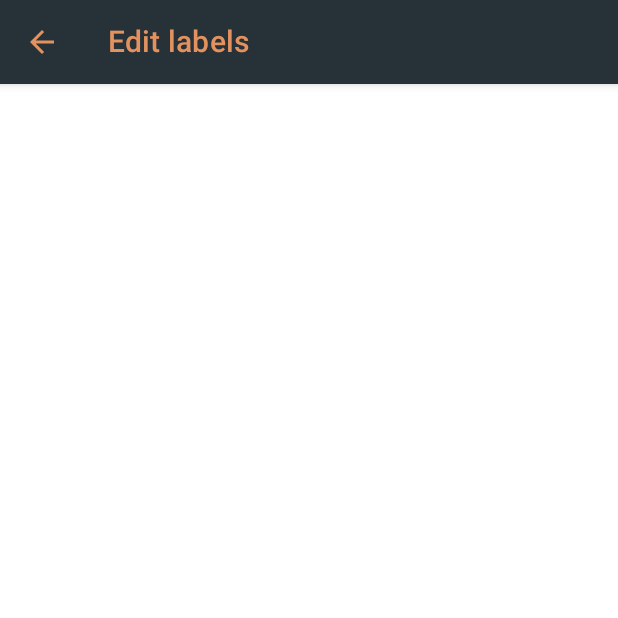
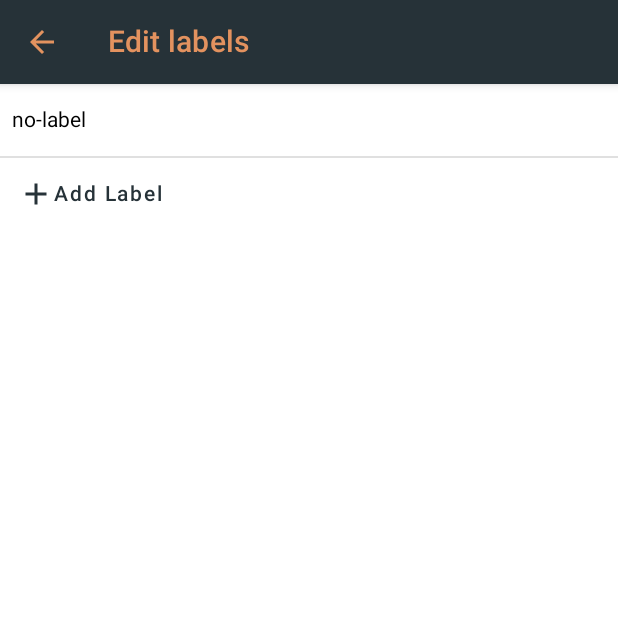
Before and after one commit to maximilianproell/SimplePomodoro, an Android app built with Jetpack Compose: the LabelManagerScreen screen opened through its navigation route, on a phone screen of 412 x 824 dp, the top half of it. Run offline under Robolectric (Android 15) with nearby library versions, the phone set to English and light mode, and no system bars; our stand-ins replace Dagger/Hilt's generated code, Room's generated code, Timber, constraintlayout-compose; 3 statements that could not run were skipped.

Commit message:
- Created own Dialog Composable for better reusability - added button to LabelManagerScreen.kt

```diff
--- /dev/null
+++ b/app/src/main/java/com/example/simplepomodoro/components/PomodoroDialog.kt
@@ -0,0 +1,39 @@
+package com.example.simplepomodoro.components
+
+import androidx.compose.foundation.layout.fillMaxWidth
+import androidx.compose.foundation.layout.wrapContentHeight
+import androidx.compose.foundation.shape.RoundedCornerShape
+import androidx.compose.material.MaterialTheme
+import androidx.compose.material.Surface
+import androidx.compose.runtime.Composable
+import androidx.compose.ui.ExperimentalComposeUiApi
+import androidx.compose.ui.Modifier
+import androidx.compose.ui.unit.dp
+import androidx.compose.ui.window.Dialog
+import androidx.compose.ui.window.DialogProperties
+
+@OptIn(ExperimentalComposeUiApi::class)
+@Composable
+fun PomodoroDialog(
+    showDialog: Boolean,
+    onDismiss: () -> Unit,
+    content: @Composable () -> Unit
+) {
+    if (showDialog) {
+        Dialog(
+            onDismissRequest = {
+                onDismiss()
+            },
+        ) {
+            Surface(
+                modifier = Modifier
+                    .wrapContentHeight()
+                    .fillMaxWidth(),
+                shape = RoundedCornerShape(16.dp),
+                color = MaterialTheme.colors.background
+            ) {
+                content()
+            }
+        }
+    }
+}
--- a/app/src/main/java/com/example/simplepomodoro/labels/LabelManagerScreen.kt
+++ b/app/src/main/java/com/example/simplepomodoro/labels/LabelManagerScreen.kt
@@ -1,18 +1,31 @@
 package com.example.simplepomodoro.labels
 
+import androidx.compose.foundation.layout.*
+import androidx.compose.foundation.lazy.LazyColumn
+import androidx.compose.foundation.lazy.items
+import androidx.compose.foundation.text.BasicTextField
 import androidx.compose.material.*
 import androidx.compose.material.icons.Icons
+import androidx.compose.material.icons.filled.Add
 import androidx.compose.material.icons.filled.ArrowBack
-import androidx.compose.runtime.Composable
+import androidx.compose.runtime.*
+import androidx.compose.runtime.saveable.rememberSaveable
+import androidx.compose.ui.Alignment
+import androidx.compose.ui.Modifier
+import androidx.compose.ui.draw.scale
 import androidx.compose.ui.res.stringResource
+import androidx.compose.ui.unit.dp
 import androidx.navigation.NavController
 import com.example.simplepomodoro.R
+import com.example.simplepomodoro.data.entities.LabelEntity
 
 @Composable
 fun LabelManagerScreen(
     viewModel: LabelManagerViewModel,
     navController: NavController
 ) {
+    val labels by viewModel.allLabelsStateFlow.collectAsState()
+
     Scaffold(
         topBar = {
             TopAppBar(
@@ -35,6 +48,68 @@ fun LabelManagerScreen(
             )
         }
     ) {
-
+        Column(modifier = Modifier.fillMaxSize()) {
+            LabelsList(labels = labels)
+            AddLabelTextButton {
+                // todo on click
+            }
+        }
     }
 }
+
+@Composable
+fun LabelsList(labels: List<LabelEntity>) {
+    LazyColumn() {
+        items(labels) { label ->
+            LabelItem(label = label)
+            Divider()
+        }
+    }
+}
+
+@Composable
+fun AddLabelTextButton(onClick: () -> Unit) {
+    TextButton(
+        modifier = Modifier
+            .fillMaxWidth()
+            .height(48.dp),
+        onClick = { onClick() }
+    ) {
+        Row(
+            modifier = Modifier
+                .fillMaxSize()
+                .padding(8.dp),
+            horizontalArrangement = Arrangement.spacedBy(4.dp),
+        ) {
+            Icon(
+                imageVector = Icons.Filled.Add,
+                contentDescription = null,
+                modifier = Modifier.scale(1.5f),
+            )
+            Text(
+                text = "Add Label",
+                style = MaterialTheme.typography.button
+            )
+        }
+    }
+}
+
+@Composable
+fun LabelItem(label: LabelEntity) {
+    var tmpLabelName by rememberSaveable {
+        mutableStateOf(label.name)
+    }
+
+    Row(
+        modifier = Modifier
+            .fillMaxWidth()
+            .height(48.dp)
+            .padding(8.dp),
+        verticalAlignment = Alignment.CenterVertically,
+        horizontalArrangement = Arrangement.SpaceBetween
+    ) {
+        BasicTextField(value = tmpLabelName, onValueChange = {
+            tmpLabelName = it
+        })
+    }
+}
--- a/app/src/main/java/com/example/simplepomodoro/labels/LabelManagerViewModel.kt
+++ b/app/src/main/java/com/example/simplepomodoro/labels/LabelManagerViewModel.kt
@@ -6,13 +6,25 @@ import com.example.simplepomodoro.data.DataRepository
 import com.example.simplepomodoro.data.entities.LabelEntity
 import dagger.hilt.android.lifecycle.HiltViewModel
 import kotlinx.coroutines.Dispatchers
+import kotlinx.coroutines.flow.SharingStarted
+import kotlinx.coroutines.flow.stateIn
 import kotlinx.coroutines.launch
 import javax.inject.Inject
 
 @HiltViewModel
 class LabelManagerViewModel @Inject constructor(
-    val repository: DataRepository
-): ViewModel() {
+    private val repository: DataRepository
+) : ViewModel() {
+    val allLabelsStateFlow = repository
+        .getAllLabelsAsFlow()
+        .stateIn(
+            initialValue = emptyList(),
+            scope = viewModelScope,
+            started = SharingStarted.WhileSubscribed(
+                stopTimeoutMillis = 5000
+            ),
+        )
+
     fun insertLabel(label: LabelEntity) = viewModelScope.launch(Dispatchers.IO) {
         repository.insertLabel(label)
     }
--- a/app/src/main/java/com/example/simplepomodoro/ui/main/MainScreen.kt
+++ b/app/src/main/java/com/example/simplepomodoro/ui/main/MainScreen.kt
@@ -37,6 +37,7 @@ import com.example.simplepomodoro.R
 import com.example.simplepomodoro.ServiceState
 import com.example.simplepomodoro.components.BottomSheetEntry
 import com.example.simplepomodoro.components.Chip
+import com.example.simplepomodoro.components.PomodoroDialog
 import com.example.simplepomodoro.data.entities.LabelEntity
 import com.example.simplepomodoro.navigation.PomodoroScreen
 import com.example.simplepomodoro.utils.convertLabelNameToDisplayName
@@ -381,29 +382,18 @@ fun ResetIcon(
 @OptIn(ExperimentalComposeUiApi::class)
 @Composable
 fun LabelDialog(
-    showDialog: Boolean, onDismiss: () -> Unit,
+    showDialog: Boolean,
+    onDismiss: () -> Unit,
     labels: List<LabelEntity>,
     currentlySetLabel: String,
     onLabelChanged: (String) -> Unit = {},
     onEditLabelsClicked: () -> Unit = {}
 ) {
     var temporarilySetLabel by remember { mutableStateOf(currentlySetLabel) }
-    if (showDialog) {
-        Dialog(
-            onDismissRequest = {
-                onDismiss()
-            },
-            properties = DialogProperties(
-                usePlatformDefaultWidth = true,
-                dismissOnBackPress = true
-            )
-        ) {
-            Surface(
-                modifier = Modifier
-                    .wrapContentHeight()
-                    .fillMaxWidth(),
-                shape = RoundedCornerShape(16.dp),
-                color = MaterialTheme.colors.background
+
+    PomodoroDialog(
+        showDialog = showDialog,
+        onDismiss = onDismiss,
     ) {
         Column(
             modifier = Modifier.padding(16.dp),
@@ -466,5 +456,3 @@ fun LabelDialog(
         }
     }
 }
-    }
-}
```
Lines whose indentation alone changed are shown as unchanged.
